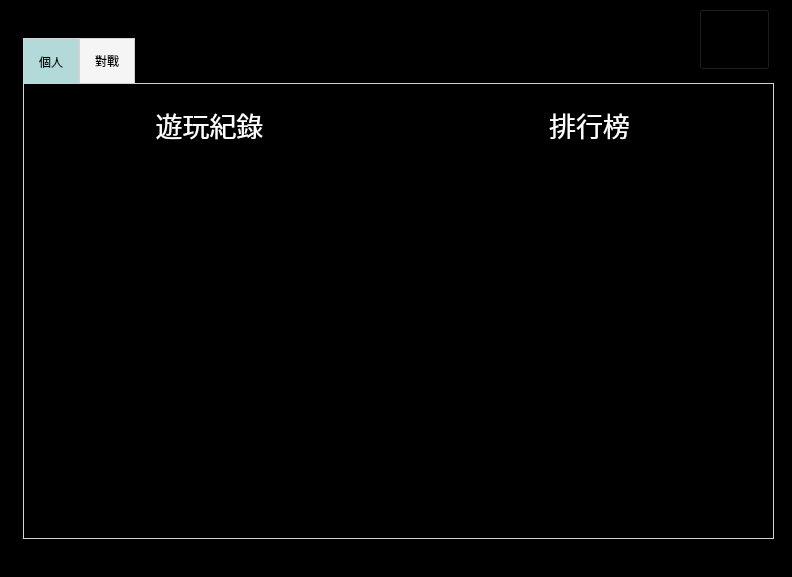
The window that client/views/ui_tetris.ui (mark0613/1111_NP_TetrisPlus) describes before a commit, drawn with Qt 5.
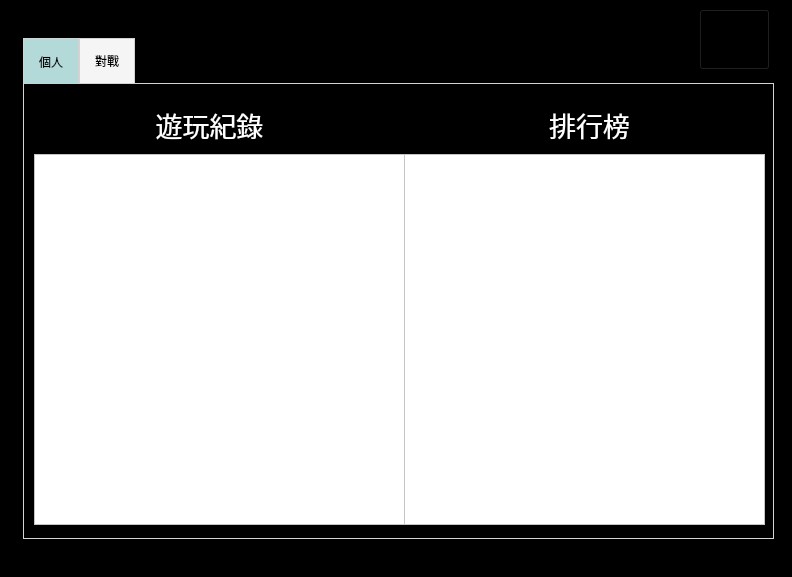
The same window after the commit. The open tabs and pages were chosen to show the change.

```diff
--- a/client/views/ui_tetris.ui
+++ b/client/views/ui_tetris.ui
@@ -1934,6 +1934,11 @@
           <height>371</height>
          </rect>
         </property>
+        <property name="styleSheet">
+         <string notr="true">QListWidget {
+	background-color: #fff;
+}</string>
+        </property>
        </widget>
        <widget class="QListWidget" name="list_single_rank">
         <property name="geometry">
@@ -1944,6 +1949,11 @@
           <height>371</height>
          </rect>
         </property>
+        <property name="styleSheet">
+         <string notr="true">QListWidget {
+	background-color: #fff;
+}</string>
+        </property>
        </widget>
        <widget class="QLabel" name="label_record">
         <property name="geometry">
```
Left out of the diff: 11 changed lines with no effect on the pictures.
